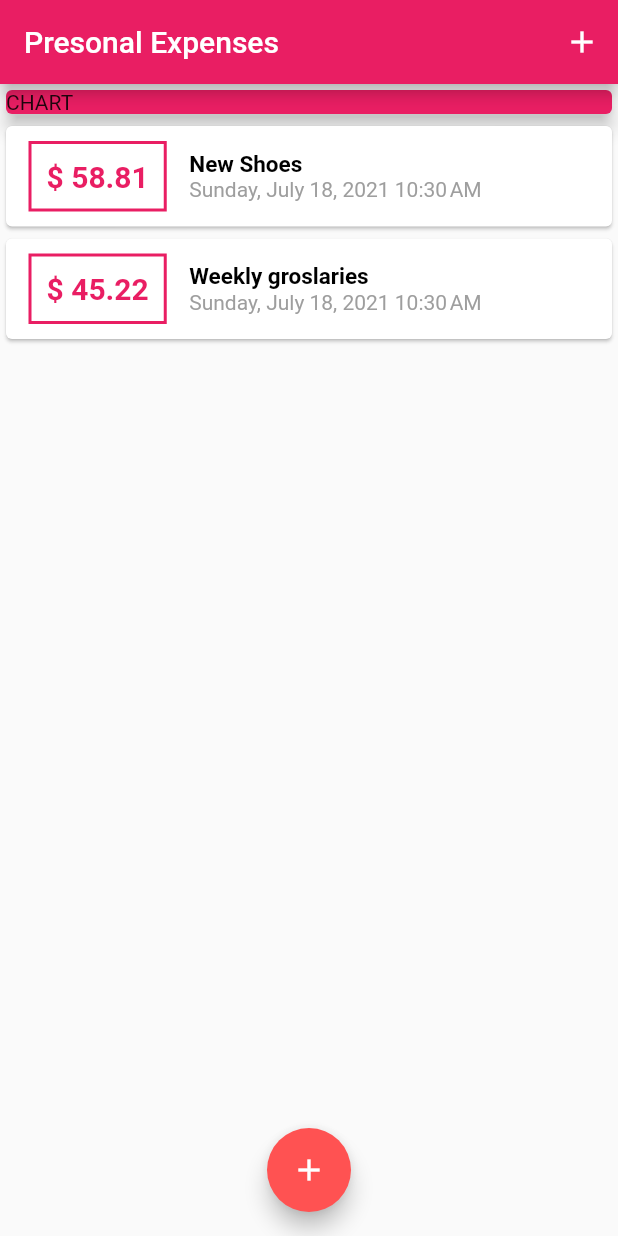
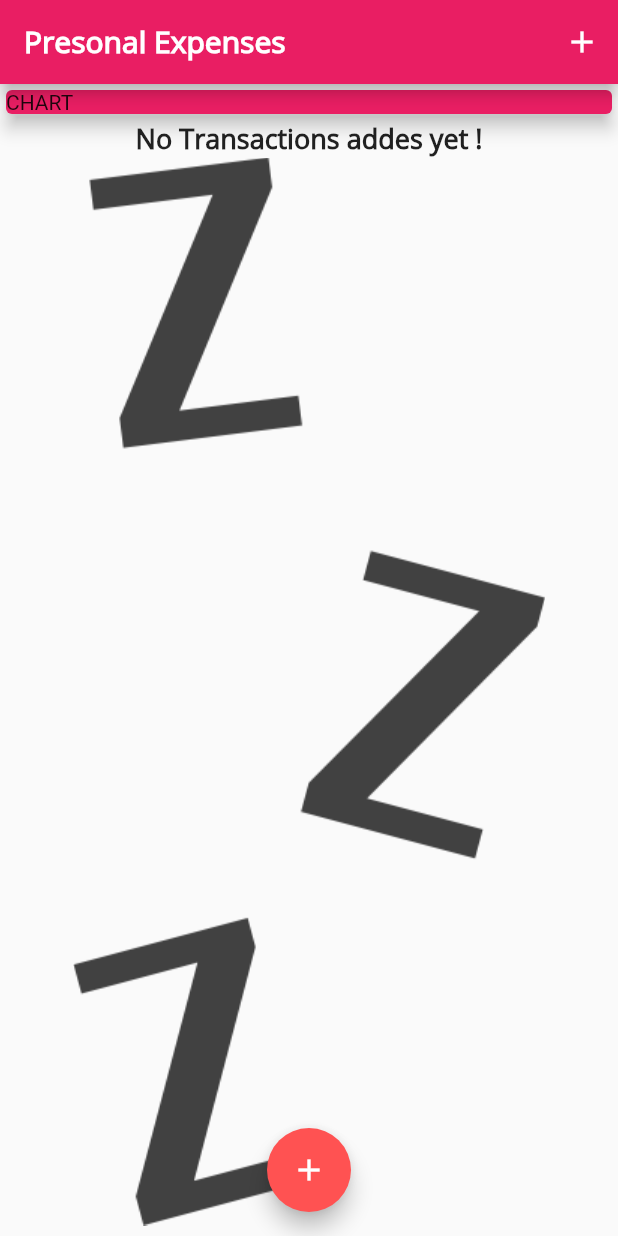
Before and after one commit to shubham0809200/expence, a Flutter app: the screen it shows after launch, on a phone screen of 412 x 824 dp. Run offline on Flutter 3.47's test engine with Material 2 defaults, Android fonts, the phone set to English and light mode, and no system bars.

Commit message:
added no transaction image

```diff
--- a/lib/main.dart
+++ b/lib/main.dart
@@ -1,5 +1,3 @@
-import 'package:flutter/gestures.dart';
-
 import './widgets/transaction_list.dart';
 import './models/transaction.dart';
 import './widgets/new_transaction.dart';
@@ -15,9 +13,25 @@
     return MaterialApp(
       title: 'Presonal Expenses',
       theme: ThemeData(
-        primarySwatch: Colors.pink,
-        accentColor: Colors.redAccent,
-      ),
+          primarySwatch: Colors.pink,
+          accentColor: Colors.redAccent,
+          fontFamily: 'QuickSand',
+          textTheme: ThemeData.light().textTheme.copyWith(
+                title: TextStyle(
+                  fontFamily: 'OpenSans',
+                  fontWeight: FontWeight.bold,
+                  fontSize: 18,
+                ),
+              ),
+          appBarTheme: AppBarTheme(
+            textTheme: ThemeData.light().textTheme.copyWith(
+                  title: TextStyle(
+                    fontFamily: 'OpenSans',
+                    fontSize: 20,
+                    fontWeight: FontWeight.bold,
+                  ),
+                ),
+          )),
       home: MyHomePage(),
     );
   }
@@ -30,14 +44,14 @@
 
 class _MyHomePageState extends State<MyHomePage> {
   final List<Transaction> _userTransaction = [
-    Transaction(
-        id: 't1', title: 'New Shoes', amount: 58.81, date: DateTime.now()),
-    Transaction(
-      id: 't2',
-      title: 'Weekly groslaries',
-      amount: 45.22,
-      date: DateTime.now(),
-    )
+    // Transaction(
+    //     id: 't1', title: 'New Shoes', amount: 58.81, date: DateTime.now()),
+    // Transaction(
+    //   id: 't2',
+    //   title: 'Weekly groslaries',
+    //   amount: 45.22,
+    //   date: DateTime.now(),
+    // )
   ];
 
   void _addNewTransaction(String xtTitle, double txAmount) {
--- a/lib/widgets/transaction_list.dart
+++ b/lib/widgets/transaction_list.dart
@@ -11,7 +11,17 @@
   Widget build(BuildContext context) {
     return Container(
       height: 500,
-      child: ListView.builder(
+      child: transactions.isEmpty
+          ? Column(
+              children: <Widget>[
+                Text(
+                  'No Transactions addes yet !',
+                  style: Theme.of(context).textTheme.title,
+                ),
+                Image.asset('assets/images/waiting.png'),
+              ],
+            )
+          : ListView.builder(
               itemBuilder: (ctx, index) {
                 return Card(
                   child: Row(
@@ -42,10 +52,7 @@
                         children: <Widget>[
                           Text(
                             transactions[index].title,
-                      style: TextStyle(
-                          fontWeight: FontWeight.bold,
-                          fontSize: 15,
-                          color: Colors.black),
+                            style: Theme.of(context).textTheme.title,
                           ),
                           Text(
                             DateFormat.yMMMMEEEEd()
```
Also changed, not shown: pubspec.yaml (+14 -9 lines), assets/fonts/OpenSans-Bold.ttf (added), assets/fonts/OpenSans-Regular.ttf (added), assets/fonts/Quicksand-Bold.ttf (added), assets/fonts/Quicksand-Light.ttf (added), assets/fonts/Quicksand-Medium.ttf (added), assets/fonts/Quicksand-Regular.ttf (added), assets/images/waiting.png (added). Lines whose indentation alone changed are shown as unchanged.
